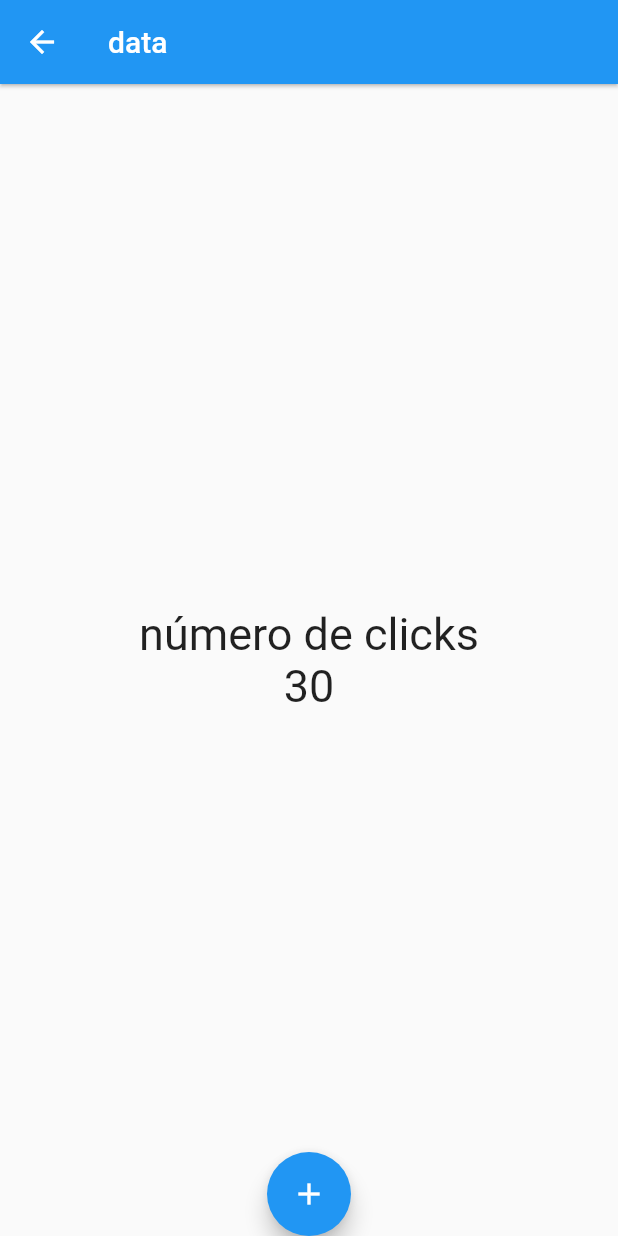
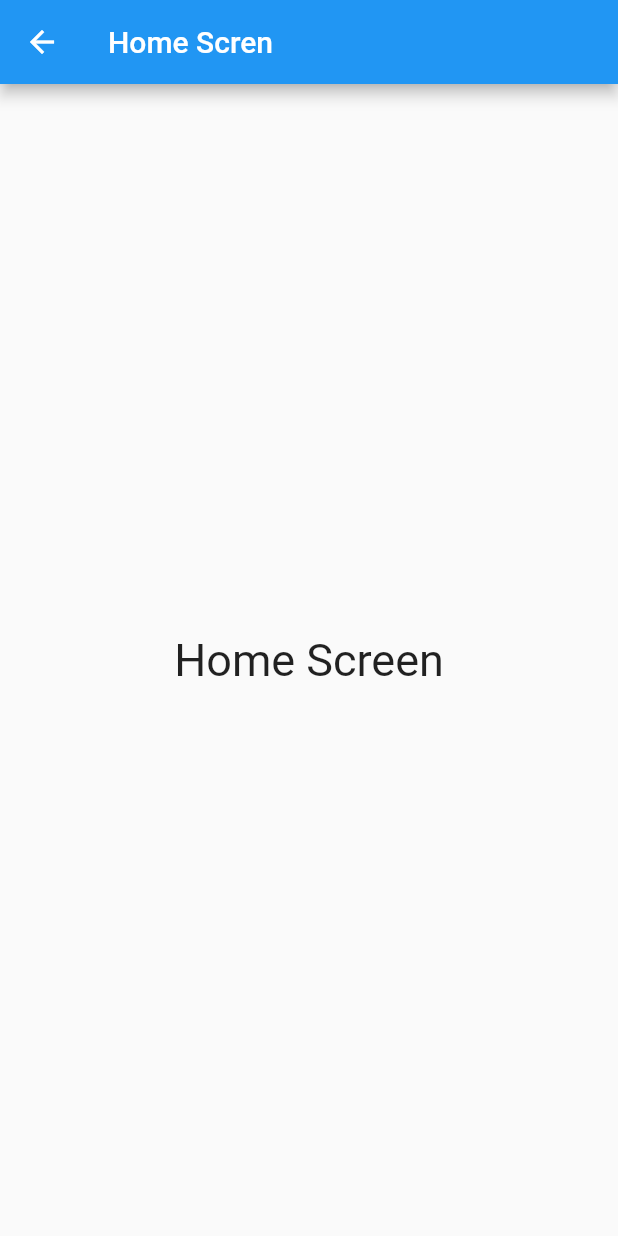
Before and after one commit to nicoisz/fluttereando, a Flutter app: the HomeScreen screen opened directly, on a phone screen of 412 x 824 dp. Run offline on Flutter 3.47's test engine with Material 2 defaults, Android fonts, the phone set to English and light mode, and no system bars.

Commit message:
learning&practicing

```diff
--- /dev/null
+++ b/lib/router/router.dart
@@ -0,0 +1,21 @@
+import 'package:flutter/material.dart';
+import 'package:my_app/screens/screens.dart';
+
+class AppRoutes {
+  static const initialRoute = 'Home';
+
+  static Map<String, Widget Function(BuildContext)> routes = {
+    'alerta': (BuildContext context) => const Alertscreen(),
+    'card': (BuildContext context) => const CardScreen(),
+    'counter': (BuildContext context) => const CounterScreen(),
+    'home': (BuildContext context) => const HomeScreen(),
+    'listView1': (BuildContext context) => const Listview1Screen(),
+    'listView2': (BuildContext context) => const Listview2Screen()
+  };
+
+  static Route<dynamic> onGenerateRoute(RouteSettings settings) {
+    return MaterialPageRoute(
+      builder: (context) => const Alertscreen(),
+    );
+  }
+}
--- a/lib/screens/counter_screen.dart
+++ b/lib/screens/counter_screen.dart
@@ -3,7 +3,7 @@
 import 'package:flutter/material.dart';
 
 class CounterScreen extends StatefulWidget {
-  CounterScreen({super.key});
+  const CounterScreen({super.key});
 
   @override
   State<CounterScreen> createState() => _CounterScreenState();
--- a/lib/screens/home_screen.dart
+++ b/lib/screens/home_screen.dart
@@ -1,9 +1,7 @@
-// ignore_for_file: must_be_immutable
-
 import 'package:flutter/material.dart';
 
 class HomeScreen extends StatelessWidget {
-  HomeScreen({super.key});
+  const HomeScreen({super.key});
 
   //int _count = 0;
   @override
@@ -12,28 +10,9 @@ class HomeScreen extends StatelessWidget {
 
     return Scaffold(
       appBar: AppBar(
-        title: const Text("data"),
-        elevation: 1.0,
+        title: const Text("Home Scren"),
       ),
-      body: Center(
-        child: Column(
-          crossAxisAlignment: CrossAxisAlignment.center,
-          mainAxisAlignment: MainAxisAlignment.center,
-          children: <Widget>[
-            Text("número de clicks", style: fontSize30),
-            Text("30", style: fontSize30)
-          ],
-        ),
-      ),
-      floatingActionButtonLocation:
-          FloatingActionButtonLocation.miniCenterDocked,
-      floatingActionButton: FloatingActionButton(
-        onPressed: () {
-          print("asdasdasd");
-        },
-        tooltip: 'Increment Counter',
-        child: const Icon(Icons.add),
-      ),
+      body: Center(child: Text("Home Screen", style: fontSize30)),
     );
   }
 }
--- /dev/null
+++ b/lib/screens/screens.dart
@@ -0,0 +1,6 @@
+export 'package:my_app/screens/alert_screen.dart';
+export 'package:my_app/screens/card_screen.dart';
+export 'package:my_app/screens/counter_screen.dart';
+export 'package:my_app/screens/home_screen.dart';
+export 'package:my_app/screens/listview1_screen.dart';
+export 'package:my_app/screens/listview2_screen.dart';
```
Also changed, not shown: lib/main.dart (+9 -3 lines), lib/screens/alert_screen.dart (added, +14 -0 lines), lib/screens/card_screen.dart (added, +14 -0 lines), lib/screens/listview1_screen.dart (added, +29 -0 lines), lib/screens/listview2_screen.dart (added, +27 -0 lines), lib/models/menu_option.dart (added), lib/models/models.dart (added).
